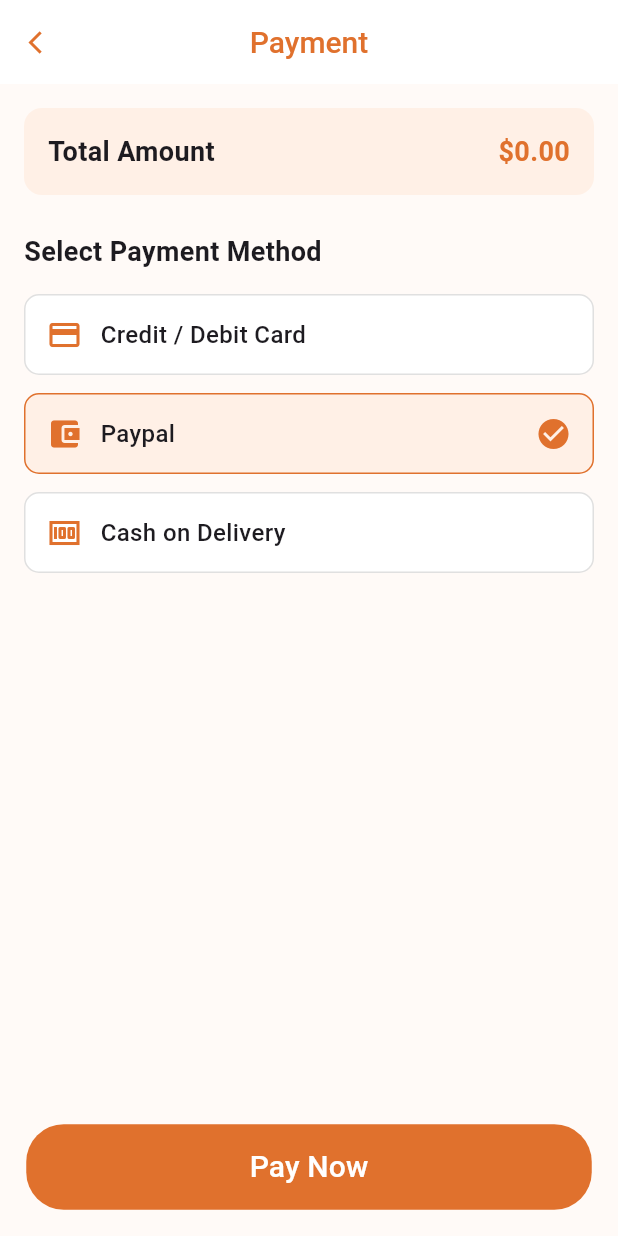
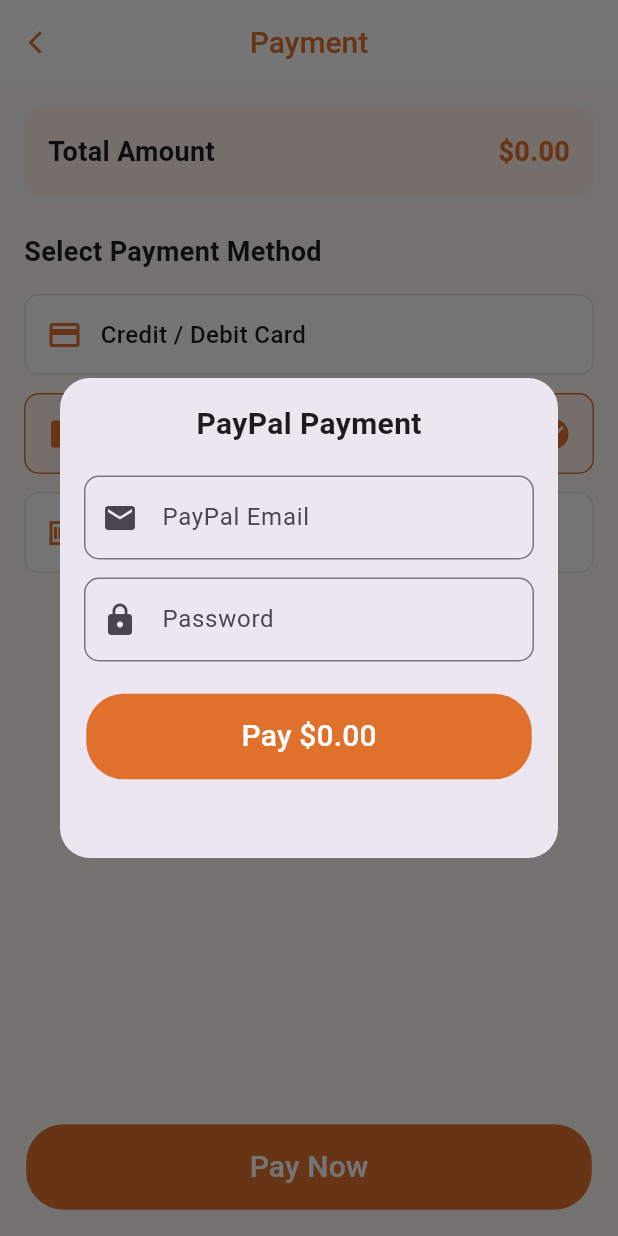
Before and after one commit to sadiascode/Website_With_Flutter, a Flutter app: the CheckOutScreen screen opened directly with empty values, after a tap on "Paypal", on a phone screen of 412 x 824 dp. Run offline on Flutter 3.47's test engine with Material 3 defaults, Android fonts, the light colour scheme and no system bars; our stand-ins replace flutter_svg, image_picker.

Commit message:
Payment method complete

```diff
--- a/lib/features/checkout /screen/check_out_screen.dart
+++ b/lib/features/checkout /screen/check_out_screen.dart
@@ -1,5 +1,8 @@
 import 'package:flutter/material.dart';
 import 'package:foodservice/features/commo/custom_button.dart';
+
+import '../widget/payment_popup.dart';
+import '../widget/paypal_popup.dart';
 
 class CheckOutScreen extends StatefulWidget {
   final double totalPrice;
@@ -50,7 +53,7 @@
         child: Column(
           children: [
 
-            /// Total Amount
+            // Total Amount
             Container(
               padding: const EdgeInsets.all(16),
               decoration: BoxDecoration(
@@ -142,6 +145,28 @@
               );
             },
           );
+        }
+
+        // PayPal Popup
+        if(index == 1){
+
+          showDialog(
+            context: context,
+            builder: (context) {
+              return Dialog(
+                shape: RoundedRectangleBorder(
+                  borderRadius: BorderRadius.circular(20),
+                ),
+                child: SizedBox(
+                  height: 320,
+                  child: PaypalPopup(
+                    totalPrice: widget.totalPrice,
+                  ),
+                ),
+              );
+            },
+          );
+
         }
 
         // Cash On Delivery Popup
@@ -307,144 +332,3 @@
     );
   }
 }
-
-class PaymentPopup extends StatefulWidget {
-
-  final double totalPrice;
-
-  const PaymentPopup({super.key, required this.totalPrice});
-
-  @override
-  State<PaymentPopup> createState() => _PaymentPopupState();
-}
-
-class _PaymentPopupState extends State<PaymentPopup> {
-
-  final cardNumber = TextEditingController();
-  final cardHolder = TextEditingController();
-  final expiry = TextEditingController();
-  final cvv = TextEditingController();
-
-  @override
-  Widget build(BuildContext context) {
-
-    return Padding(
-      padding: const EdgeInsets.all(16),
-
-      child: SingleChildScrollView(
-        child: Column(
-
-          children: [
-
-            const Text(
-              "Card Payment",
-              style: TextStyle(
-                fontSize: 20,
-                fontWeight: FontWeight.bold,
-              ),
-            ),
-
-            const SizedBox(height: 20),
-
-            TextField(
-              controller: cardNumber,
-              decoration: InputDecoration(
-                hintText: "Card Number",
-                prefixIcon: const Icon(Icons.credit_card),
-                border: OutlineInputBorder(
-                  borderRadius: BorderRadius.circular(10),
-                ),
-              ),
-            ),
-
-            const SizedBox(height: 12),
-
-            TextField(
-              controller: cardHolder,
-              decoration: InputDecoration(
-                hintText: "Card Holder Name",
-                prefixIcon: const Icon(Icons.person),
-                border: OutlineInputBorder(
-                  borderRadius: BorderRadius.circular(10),
-                ),
-              ),
-            ),
-
-            const SizedBox(height: 12),
-
-            Row(
-              children: [
-
-                Expanded(
-                  child: TextField(
-                    controller: expiry,
-                    decoration: InputDecoration(
-                      hintText: "MM/YY",
-                      border: OutlineInputBorder(
-                        borderRadius: BorderRadius.circular(10),
-                      ),
-                    ),
-                  ),
-                ),
-
-                const SizedBox(width: 10),
-
-                Expanded(
-                  child: TextField(
-                    controller: cvv,
-                    obscureText: true,
-                    decoration: InputDecoration(
-                      hintText: "CVV",
-                      border: OutlineInputBorder(
-                        borderRadius: BorderRadius.circular(10),
-                      ),
-                    ),
-                  ),
-                ),
-              ],
-            ),
-
-            const SizedBox(height: 20),
-
-            CustomButton(
-              text: "Pay \$${widget.totalPrice.toStringAsFixed(2)}",
-              onTap: () {
-
-                Navigator.pop(context);
-
-                showDialog(
-                  context: context,
-                  builder: (context){
-                    return AlertDialog(
-                      icon: const Icon(
-                        Icons.check_circle,
-                        color: Colors.green,
-                        size: 40,
-                      ),
-                      title: const Text("Payment Successful"),
-                      content: const Text("Your order has been placed."),
-                      actions: [
-                        TextButton(
-                          onPressed: (){
-                            Navigator.pop(context);
-                          },
-                          child: const Center(
-                            child: Text(
-                              "OK",
-                              style: TextStyle(color: Color(0xffE0712D)),
-                            ),
-                          ),
-                        ),
-                      ],
-                    );
-                  },
-                );
-
-              },
-            )
-          ],
-        ),
-      ),
-    );
-  }
-}
--- /dev/null
+++ b/lib/features/checkout /widget/paypal_popup.dart
@@ -0,0 +1,107 @@
+import 'package:flutter/material.dart';
+
+import '../../commo/custom_button.dart';
+
+class PaypalPopup extends StatefulWidget {
+
+  final double totalPrice;
+
+  const PaypalPopup({super.key, required this.totalPrice});
+
+  @override
+  State<PaypalPopup> createState() => _PaypalPopupState();
+}
+
+class _PaypalPopupState extends State<PaypalPopup> {
+
+  final paypalEmail = TextEditingController();
+  final paypalPassword = TextEditingController();
+
+  @override
+  Widget build(BuildContext context) {
+
+    return Padding(
+      padding: const EdgeInsets.all(16),
+
+      child: Column(
+        mainAxisSize: MainAxisSize.min,
+        children: [
+
+          const Text(
+            "PayPal Payment",
+            style: TextStyle(
+              fontSize: 20,
+              fontWeight: FontWeight.bold,
+            ),
+          ),
+
+          const SizedBox(height: 20),
+
+          TextField(
+            controller: paypalEmail,
+            decoration: InputDecoration(
+              hintText: "PayPal Email",
+              prefixIcon: const Icon(Icons.email),
+              border: OutlineInputBorder(
+                borderRadius: BorderRadius.circular(10),
+              ),
+            ),
+          ),
+
+          const SizedBox(height: 12),
+
+          TextField(
+            controller: paypalPassword,
+            obscureText: true,
+            decoration: InputDecoration(
+              hintText: "Password",
+              prefixIcon: const Icon(Icons.lock),
+              border: OutlineInputBorder(
+                borderRadius: BorderRadius.circular(10),
+              ),
+            ),
+          ),
+
+          const SizedBox(height: 20),
+
+          CustomButton(
+            text: "Pay \$${widget.totalPrice.toStringAsFixed(2)}",
+            onTap: () {
+
+              Navigator.pop(context);
+
+              showDialog(
+                context: context,
+                builder: (context){
+                  return AlertDialog(
+                    icon: const Icon(
+                      Icons.check_circle,
+                      color: Colors.green,
+                      size: 40,
+                    ),
+                    title: const Text("Payment Successful"),
+                    content: const Text("Your order has been placed."),
+                    actions: [
+                      TextButton(
+                        onPressed: (){
+                          Navigator.pop(context);
+                        },
+                        child: const Center(
+                          child: Text(
+                            "OK",
+                            style: TextStyle(color: Color(0xffE0712D)),
+                          ),
+                        ),
+                      ),
+                    ],
+                  );
+                },
+              );
+
+            },
+          )
+        ],
+      ),
+    );
+  }
+}
```
Also changed, not shown: lib/features/checkout /widget/payment_popup.dart (added, +144 -0 lines).
